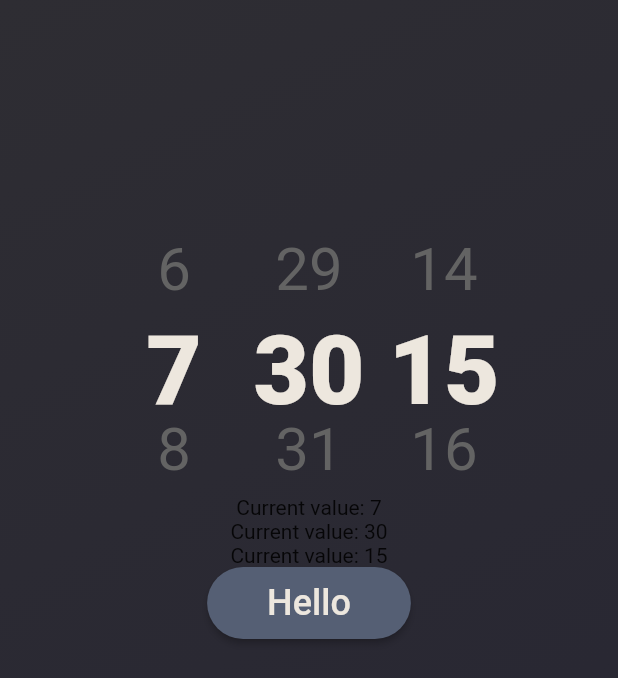
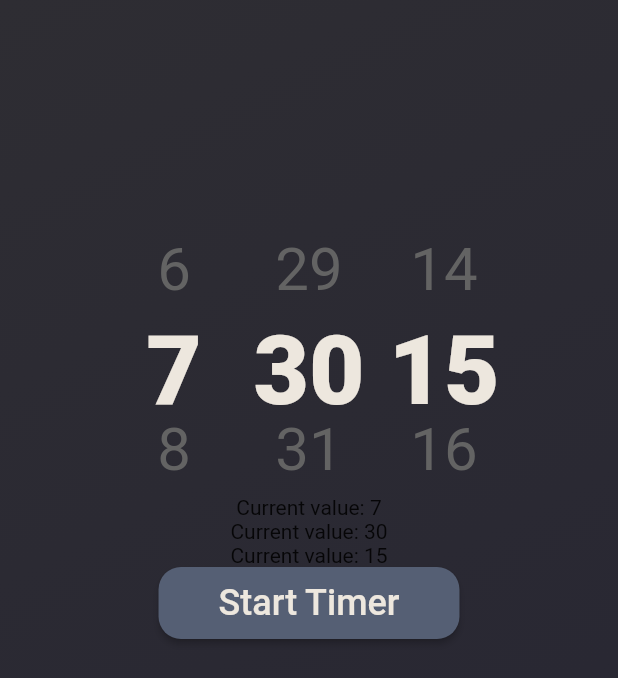
Before and after one commit to jacob-macleod/Progresso-Timer-App, a Flutter app: the screen it shows after launch, on a phone screen of 412 x 824 dp. Shown: the top 678 px of the screen. Run offline on Flutter 3.47's test engine with Material 2 defaults, Android fonts, the phone set to English and light mode, and no system bars; drawn by our look-alikes of numberpicker.

Commit message:
Made the start timer button functional

```diff
--- a/lib/componments/normal_button.dart
+++ b/lib/componments/normal_button.dart
@@ -8,7 +8,7 @@ class NormalButton extends StatelessWidget {
   @override
   Widget build(context) {
     return ElevatedButton(
-      onPressed: () => onPressed("hi"),
+      onPressed: () => onPressed("timer"),
       style: ElevatedButton.styleFrom(
         padding: const EdgeInsets.symmetric(
           vertical: 10,
@@ -17,7 +17,7 @@ class NormalButton extends StatelessWidget {
         backgroundColor: const Color.fromRGBO(85, 95, 116, 1),
         foregroundColor: Colors.white,
         shape: RoundedRectangleBorder(
-          borderRadius: BorderRadius.circular(40),
+          borderRadius: BorderRadius.circular(15),
         ),
       ),
       child: Text(
--- a/lib/screen_manager.dart
+++ b/lib/screen_manager.dart
@@ -1,6 +1,6 @@
-import 'package:flutter/material.dart';
 import 'package:flutter/material.dart';
 import 'package:progresso/screens/time_selector.dart';
+import 'package:progresso/screens/timer.dart';
 
 class ScreenManager extends StatefulWidget {
   const ScreenManager({super.key});
@@ -12,15 +12,38 @@ class ScreenManager extends StatefulWidget {
 }
 
 class _ScreenManagerState extends State<ScreenManager> {
+  Widget? currentScreenWidget;
+
+  void switchScreen(String screen) {
+    print("Switching to $screen");
+    setState(() {
+      if (screen == "timeSelector") {
+        currentScreen = "timeSelector";
+        currentScreenWidget = TimeSelector(switchScreen);
+      } else if (screen == "timer") {
+        currentScreen = "timer";
+        currentScreenWidget = const Timer();
+        print("switched");
+      }
+    });
+  }
+
   String currentScreen = "timeSelector";
-  Widget currentScreenWidget = const TimeSelector();
+  // Run the code when the class runs initially
+
+  //Widget currentScreenWidget = TimeSelector(switchScreen);
 
   @override
+  void initState() {
+    super.initState();
+    currentScreenWidget = TimeSelector(switchScreen);
+  }
+
   Widget build(context) {
-    return const MaterialApp(
+    return MaterialApp(
         home: Scaffold(
       body: Center(
-        child: TimeSelector(),
+        child: currentScreenWidget,
       ),
     ));
   }
--- a/lib/screens/time_selector.dart
+++ b/lib/screens/time_selector.dart
@@ -4,7 +4,8 @@ import 'package:progresso/componments/number_picker.dart';
 import 'package:progresso/componments/normal_button.dart';
 
 class TimeSelector extends StatelessWidget {
-  const TimeSelector({super.key});
+  const TimeSelector(this.switchScreen, {super.key});
+  final Function(String screen) switchScreen;
 
   void onClick(String text) {
     // Print the input to the console
@@ -18,7 +19,7 @@ class TimeSelector extends StatelessWidget {
         child: Column(
           children: [
             const NumberPickerWidget(),
-            NormalButton("Hello", onClick),
+            NormalButton("Start Timer", switchScreen),
           ],
         ),
       ),
--- /dev/null
+++ b/lib/screens/timer.dart
@@ -0,0 +1,15 @@
+import 'package:flutter/material.dart';
+
+class Timer extends StatelessWidget {
+  const Timer({super.key});
+
+  @override
+  Widget build(context) {
+    return const MaterialApp(
+        home: Scaffold(
+      body: Center(
+        child: Text("Timer"),
+      ),
+    ));
+  }
+}
```
